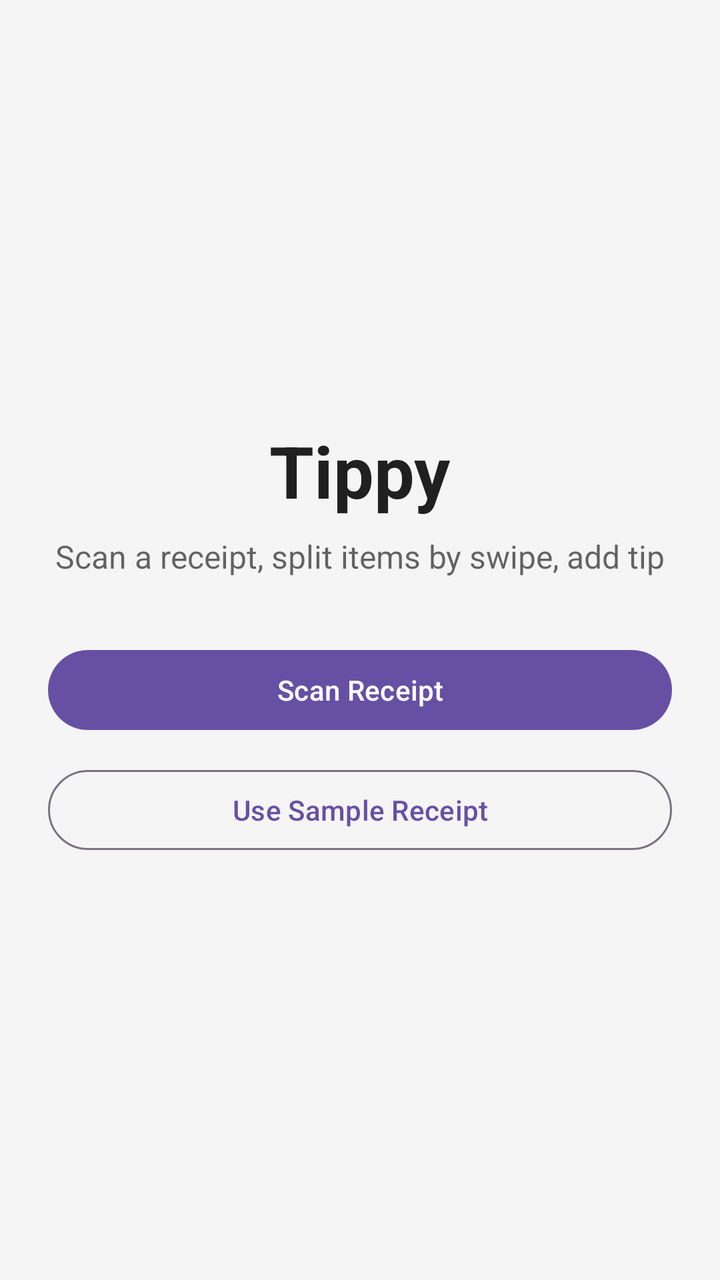
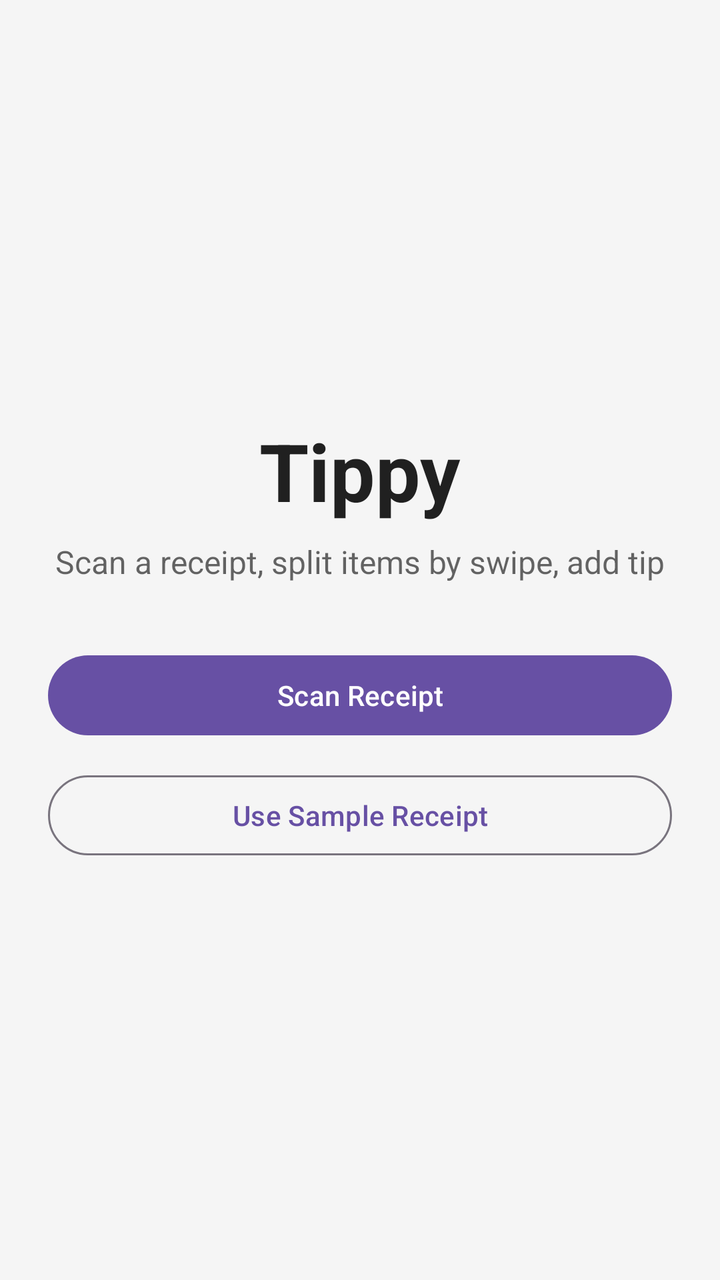

Screens rendered from an Android XML layout before and after an edit, with the pre-edit source and the edit as a unified diff.
<!-- AndroidManifest.xml: application theme Theme.Tippy -->
<!-- res/layout/activity_main.xml -->
<?xml version="1.0" encoding="utf-8"?>
<androidx.constraintlayout.widget.ConstraintLayout xmlns:android="http://schemas.android.com/apk/res/android"
    xmlns:app="http://schemas.android.com/apk/res-auto"
    xmlns:tools="http://schemas.android.com/tools"
    android:id="@+id/main"
    android:layout_width="match_parent"
    android:layout_height="match_parent"
    android:background="@color/background"
    android:padding="24dp"
    tools:context=".MainActivity">

    <TextView
        android:id="@+id/titleText"
        android:layout_width="wrap_content"
        android:layout_height="wrap_content"
        android:text="@string/app_name"
        android:textColor="@color/text_primary"
        android:textSize="36sp"
        android:textStyle="bold"
        app:layout_constraintBottom_toTopOf="@+id/subtitleText"
        app:layout_constraintEnd_toEndOf="parent"
        app:layout_constraintStart_toStartOf="parent"
        app:layout_constraintTop_toTopOf="parent"
        app:layout_constraintVertical_chainStyle="packed" />

    <TextView
        android:id="@+id/subtitleText"
        android:layout_width="0dp"
        android:layout_height="wrap_content"
        android:layout_marginTop="8dp"
        android:gravity="center"
        android:text="Scan a receipt, split items by swipe, add tip"
        android:textColor="@color/text_secondary"
        android:textSize="16sp"
        app:layout_constraintBottom_toTopOf="@+id/btnScan"
        app:layout_constraintEnd_toEndOf="parent"
        app:layout_constraintStart_toStartOf="parent"
        app:layout_constraintTop_toBottomOf="@+id/titleText" />

    <com.google.android.material.button.MaterialButton
        android:id="@+id/btnScan"
        android:layout_width="0dp"
        android:layout_height="wrap_content"
        android:layout_marginTop="32dp"
        android:text="@string/scan_receipt"
        app:layout_constraintBottom_toTopOf="@+id/btnSample"
        app:layout_constraintEnd_toEndOf="parent"
        app:layout_constraintStart_toStartOf="parent"
        app:layout_constraintTop_toBottomOf="@+id/subtitleText" />

    <com.google.android.material.button.MaterialButton
        android:id="@+id/btnSample"
        style="@style/Widget.Material3.Button.OutlinedButton"
        android:layout_width="0dp"
        android:layout_height="wrap_content"
        android:layout_marginTop="12dp"
        android:text="@string/use_sample_receipt"
        app:layout_constraintBottom_toBottomOf="parent"
        app:layout_constraintEnd_toEndOf="parent"
        app:layout_constraintStart_toStartOf="parent"
        app:layout_constraintTop_toBottomOf="@+id/btnScan" />

    <ProgressBar
        android:id="@+id/progressBar"
        android:layout_width="wrap_content"
        android:layout_height="wrap_content"
        android:visibility="gone"
        app:layout_constraintBottom_toBottomOf="parent"
        app:layout_constraintEnd_toEndOf="parent"
        app:layout_constraintStart_toStartOf="parent"
        app:layout_constraintTop_toTopOf="parent" />

</androidx.constraintlayout.widget.ConstraintLayout>
<!-- resources referenced by this layout -->
<resources>
  <color name="background">#FFF5F5F5</color>
  <color name="text_primary">#DE000000</color>
  <color name="text_secondary">#99000000</color>
  <string name="app_name">Tippy</string>
  <string name="scan_receipt">Scan Receipt</string>
  <string name="use_sample_receipt">Use Sample Receipt</string>
  <style name="Theme.Tippy" parent="Base.Theme.Tippy" />
  <style name="Base.Theme.Tippy" parent="Theme.Material3.DayNight.NoActionBar">
          
          
      </style>
</resources>

<!-- the commit's change to res/layout/activity_main.xml (unified diff, before → after) -->
@@ -15,7 +15,7 @@
         android:layout_height="wrap_content"
         android:text="@string/app_name"
         android:textColor="@color/text_primary"
-        android:textSize="36sp"
+        android:textSize="40sp"
         android:textStyle="bold"
         app:layout_constraintBottom_toTopOf="@+id/subtitleText"
         app:layout_constraintEnd_toEndOf="parent"
